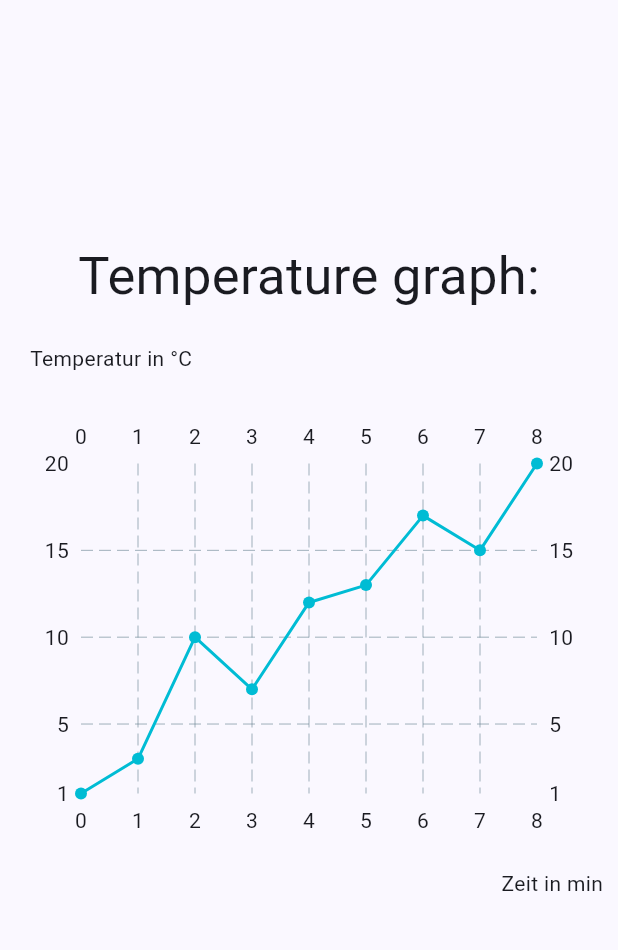
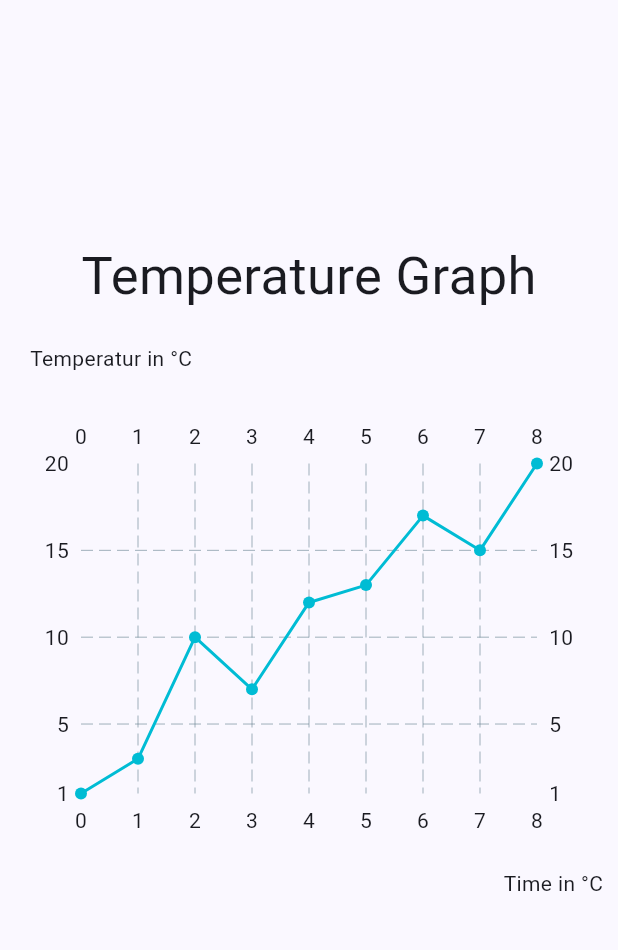
Before and after one commit to BogyMitutoyoCTL/BOGY-App-2024-03, a Flutter app: the graphs screen opened directly, on a phone screen of 412 x 824 dp, the part 84-1034 px from its top. Run offline on Flutter 3.47's test engine with Material 3 defaults, Android fonts, the phone set to English and light mode, and no system bars; drawn by our look-alikes of fl_chart; our stand-ins replace flutter_blue_plus, timer_count_down; generated files the repository leaves out were written again; project files that could hold a hidden picture were left out.

Commit message:
Added some translations

```diff
--- a/bluetemp/lib/graph.dart
+++ b/bluetemp/lib/graph.dart
@@ -1,6 +1,7 @@
 import 'package:fl_chart/fl_chart.dart';
 import 'package:flutter/cupertino.dart';
 import 'package:flutter/material.dart';
+import 'package:flutter_gen/gen_l10n/app_localizations.dart';
 
 class graphs extends StatefulWidget {
   const graphs({super.key});
@@ -30,7 +31,7 @@ class _graphsState extends State<graphs> {
         mainAxisAlignment: MainAxisAlignment.center,
         children: [
           Text(
-            "Temperature graph:",
+            AppLocalizations.of(context).temperature_graph,
             style: TextStyle(fontSize: 35),
           ),
           Row(
@@ -38,7 +39,7 @@ class _graphsState extends State<graphs> {
             children: [
               Container(
                 padding: const EdgeInsets.all(20.0),
-                child: Text("Temperatur in °C"),
+                child: Text(AppLocalizations.of(context).temp_scale),
               ),
             ],
           ),
@@ -59,7 +60,7 @@ class _graphsState extends State<graphs> {
             children: [
               Container(
                 margin: const EdgeInsets.all(10.0),
-                child: Text("Zeit in min"),
+                child: Text(AppLocalizations.of(context).time_scale),
               ),
             ],
           )
--- a/bluetemp/lib/l10n/app_en.arb
+++ b/bluetemp/lib/l10n/app_en.arb
@@ -87,6 +87,18 @@
   "@syncTime": {
     "description": "Main menu: navigate to time synchronization"
   },
+  "temperature_graph": "Temperature Graph",
+  "@temperature_graph": {
+    "description": "In the Graph Menu the headline"
+  },
+  "temp_scale": "Temperatur in °C",
+  "@temp_scale": {
+    "description": "Temp Scala for the Graph"
+  },
+  "time_scale": "Time in °C",
+  "@time_scale": {
+   "description": "Time Scala for the Graph"
+  },
   "nextRefresh": "Next refresh in {seconds} seconds.",
   "@nextRefresh":{
     "description": "Current values: next refresh time",
```
